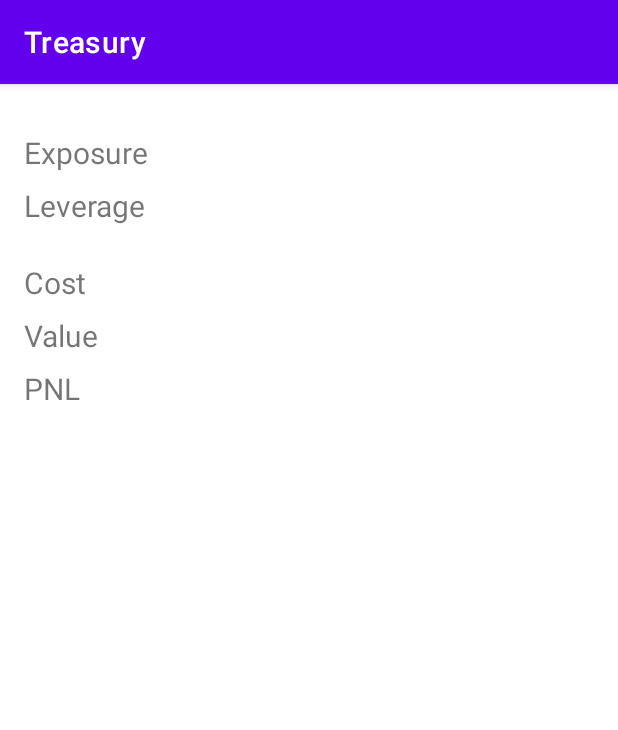
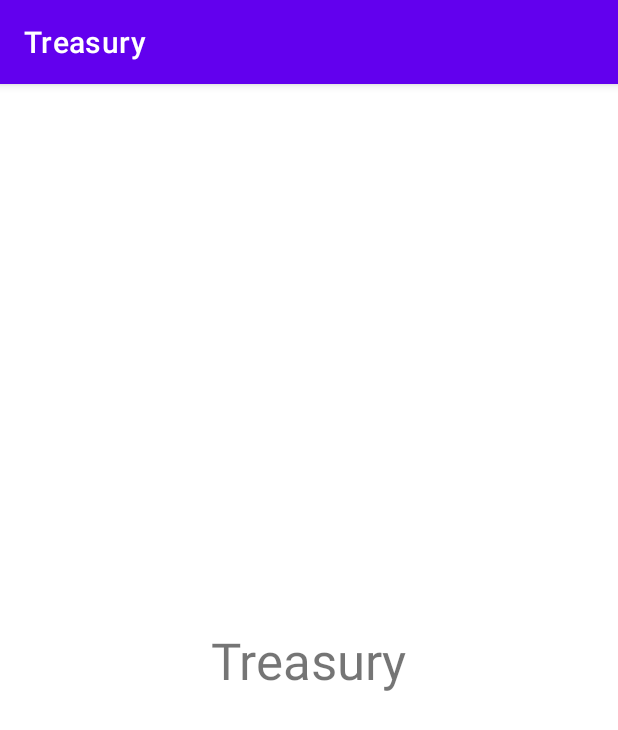
Before and after one commit to stevenwilkin/treasury-android, an Android app: the screen it shows after launch (MainActivity), on a phone screen of 412 x 824 dp. Shown: the top 730 px of the screen. Run offline under Robolectric (Android 15) with nearby library versions, the phone set to English and light mode, and no system bars; libraries missing offline, so code that uses them is left out: org.java_websocket.client, org.java_websocket.handshake; 2 statements that could not run were skipped.

Commit message:
Hide main content & fade in when rendered

```diff
--- a/app/src/main/res/layout/activity_main.xml
+++ b/app/src/main/res/layout/activity_main.xml
@@ -1,14 +1,35 @@
 <?xml version="1.0" encoding="utf-8"?>
-<androidx.constraintlayout.widget.ConstraintLayout xmlns:android="http://schemas.android.com/apk/res/android"
+<FrameLayout xmlns:android="http://schemas.android.com/apk/res/android"
     xmlns:app="http://schemas.android.com/apk/res-auto"
     xmlns:tools="http://schemas.android.com/tools"
-    android:id="@+id/layout_main_activity"
+    android:layout_width="match_parent"
+    android:layout_height="match_parent">
+
+    <androidx.constraintlayout.widget.ConstraintLayout
+        android:id="@+id/layout_loading"
+        android:layout_width="match_parent"
+        android:layout_height="match_parent">
+
+        <TextView
+            android:id="@+id/textTreasury"
+            android:layout_width="wrap_content"
+            android:layout_height="wrap_content"
+            android:text="Treasury"
+            android:textSize="34sp"
+            app:layout_constraintBottom_toBottomOf="parent"
+            app:layout_constraintEnd_toEndOf="parent"
+            app:layout_constraintStart_toStartOf="parent"
+            app:layout_constraintTop_toTopOf="parent" />
+    </androidx.constraintlayout.widget.ConstraintLayout>
+
+    <androidx.constraintlayout.widget.ConstraintLayout
+        android:id="@+id/layout_content"
         android:layout_width="match_parent"
         android:layout_height="match_parent"
         android:paddingLeft="16dp"
         android:paddingTop="32dp"
         android:paddingRight="16dp"
-    app:barrierMargin="16dp"
+        android:visibility="gone"
         tools:context=".MainActivity">
 
         <TextView
@@ -134,3 +155,5 @@
             tools:layout_editor_absoluteY="266dp" />
 
     </androidx.constraintlayout.widget.ConstraintLayout>
+
+</FrameLayout>
```
Also changed, not shown: app/src/main/java/com/nulltheory/treasury/MainActivity.kt (+29 -1 lines). Lines whose indentation alone changed are shown as unchanged.
